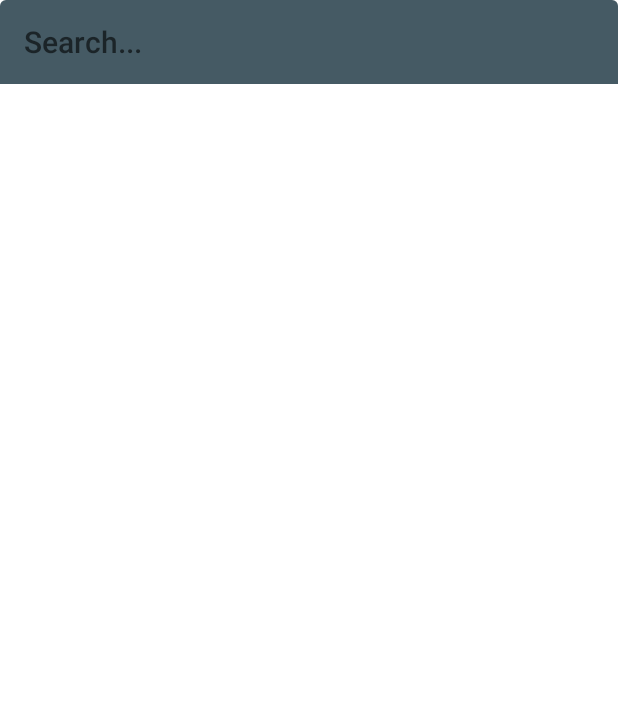
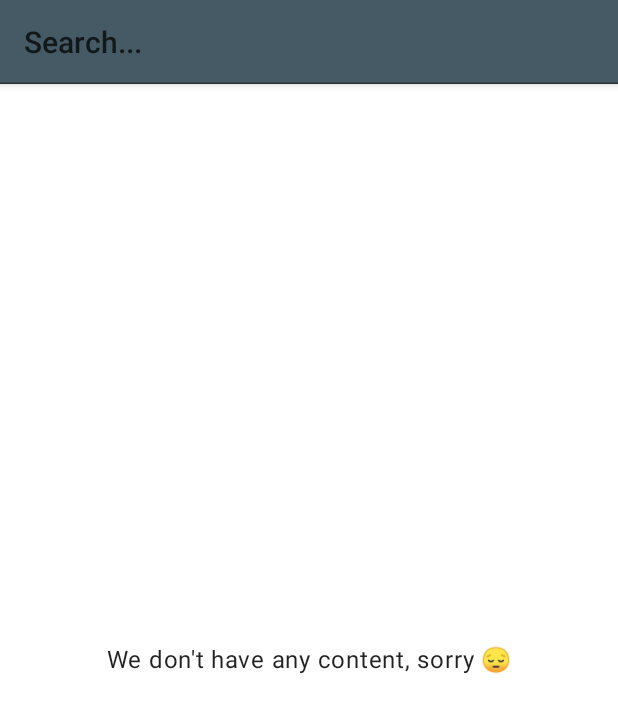
Before and after one commit to apter-tech/GitHubUserFinder, an Android app built with Jetpack Compose: the screen it shows after launch (MainActivity), on a phone screen of 412 x 824 dp. Shown: the top 713 px of the screen. Run offline under Robolectric (Android 15) with nearby library versions, the phone set to English and light mode, and no system bars; 6 statements that could not run were skipped.

Commit message:
feat(list): add empty state

```diff
--- a/androidApp/src/main/java/io/imrekaszab/githubuserfinder/android/GitHubUsersApplication.kt
+++ b/androidApp/src/main/java/io/imrekaszab/githubuserfinder/android/GitHubUsersApplication.kt
@@ -6,7 +6,6 @@ import io.imrekaszab.githubuserfinder.di.initKoin
 import org.koin.android.ext.koin.androidContext
 import org.koin.android.ext.koin.androidLogger
 import org.koin.core.logger.Level
-
 
 class GitHubUsersApplication: Application() {
     override fun onCreate() {
--- a/androidApp/src/main/java/io/imrekaszab/githubuserfinder/android/ui/theme/Dimens.kt
+++ b/androidApp/src/main/java/io/imrekaszab/githubuserfinder/android/ui/theme/Dimens.kt
@@ -11,4 +11,5 @@ object Dimens {
     val cardHeight = 100.dp
     val imageSize = 50.dp
     val bigImageSize = 130.dp
+    val searchBarHeight = 56.dp
 }
--- a/androidApp/src/main/java/io/imrekaszab/githubuserfinder/android/ui/view/GitHubUserListScreen.kt
+++ b/androidApp/src/main/java/io/imrekaszab/githubuserfinder/android/ui/view/GitHubUserListScreen.kt
@@ -7,6 +7,7 @@ import androidx.compose.runtime.Composable
 import androidx.compose.runtime.collectAsState
 import androidx.navigation.NavController
 import io.imrekaszab.githubuserfinder.android.ui.navigation.GitHubUserScreens
+import io.imrekaszab.githubuserfinder.android.ui.widget.EmptyView
 import io.imrekaszab.githubuserfinder.android.ui.widget.GitHubProjectRow
 import io.imrekaszab.githubuserfinder.android.ui.widget.LoadingView
 import io.imrekaszab.githubuserfinder.android.ui.widget.SearchAppBar
@@ -22,10 +23,10 @@ fun GitHubUserListScreen(navController: NavController) {
 
     Scaffold(topBar = { SearchAppBar { viewModel.searchUser(it) } })
     {
-        if (isLoading.value) {
-            LoadingView()
-        } else {
-            GitHubUserListView(navController = navController, itemList = itemList.value)
+        when {
+            isLoading.value -> LoadingView()
+            itemList.value.isEmpty() -> EmptyView()
+            else -> GitHubUserListView(navController = navController, itemList = itemList.value)
         }
     }
 }
--- /dev/null
+++ b/androidApp/src/main/java/io/imrekaszab/githubuserfinder/android/ui/widget/EmptyView.kt
@@ -0,0 +1,21 @@
+package io.imrekaszab.githubuserfinder.android.ui.widget
+
+import androidx.compose.foundation.layout.Box
+import androidx.compose.foundation.layout.Column
+import androidx.compose.foundation.layout.fillMaxSize
+import androidx.compose.material.Text
+import androidx.compose.runtime.Composable
+import androidx.compose.ui.Alignment
+import androidx.compose.ui.Modifier
+
+@Composable
+fun EmptyView() {
+    Box(modifier = Modifier.fillMaxSize()) {
+        Column(
+            modifier = Modifier.align(Alignment.Center),
+            horizontalAlignment = Alignment.CenterHorizontally
+        ) {
+            Text(text = "We don't have any content, sorry \uD83D\uDE14")
+        }
+    }
+}
--- a/androidApp/src/main/java/io/imrekaszab/githubuserfinder/android/ui/widget/SearchAppBar.kt
+++ b/androidApp/src/main/java/io/imrekaszab/githubuserfinder/android/ui/widget/SearchAppBar.kt
@@ -1,11 +1,15 @@
 package io.imrekaszab.githubuserfinder.android.ui.widget
 
 import androidx.compose.foundation.layout.fillMaxWidth
+import androidx.compose.foundation.layout.height
 import androidx.compose.foundation.text.KeyboardActions
 import androidx.compose.foundation.text.KeyboardOptions
+import androidx.compose.material.AppBarDefaults
+import androidx.compose.material.ContentAlpha
 import androidx.compose.material.Icon
 import androidx.compose.material.IconButton
 import androidx.compose.material.MaterialTheme
+import androidx.compose.material.Surface
 import androidx.compose.material.Text
 import androidx.compose.material.TextField
 import androidx.compose.material.TextFieldDefaults
@@ -21,6 +25,8 @@ import androidx.compose.ui.graphics.Color
 import androidx.compose.ui.platform.LocalFocusManager
 import androidx.compose.ui.text.input.ImeAction
 import androidx.compose.ui.text.input.KeyboardType
+import androidx.compose.ui.unit.dp
+import io.imrekaszab.githubuserfinder.android.ui.theme.Dimens
 
 @Composable
 fun SearchAppBar(onSearchCLick: (String) -> Unit) {
@@ -33,7 +39,13 @@ fun SearchAppBar(onSearchCLick: (String) -> Unit) {
     } else if (query.isNotEmpty()) {
         showClearIcon = true
     }
-
+    Surface(
+        modifier = Modifier
+            .fillMaxWidth()
+            .height(Dimens.searchBarHeight),
+        elevation = AppBarDefaults.TopAppBarElevation,
+        color = MaterialTheme.colors.primary
+    ) {
         TextField(
             value = query,
             onValueChange = { onQueryChanged ->
@@ -49,18 +61,12 @@ fun SearchAppBar(onSearchCLick: (String) -> Unit) {
                     }
                 }
             },
+            colors = TextFieldDefaults.textFieldColors(
+                backgroundColor = Color.Transparent,
+                cursorColor = Color.White.copy(alpha = ContentAlpha.medium)
+            ),
             maxLines = 1,
             placeholder = { Text(text = "Search...", style = MaterialTheme.typography.h6) },
-        colors = TextFieldDefaults.textFieldColors(
-            textColor = Color.White,
-            cursorColor = Color.White,
-            leadingIconColor = Color.White,
-            trailingIconColor = Color.White,
-            backgroundColor = MaterialTheme.colors.primary,
-            focusedIndicatorColor = Color.Transparent,
-            unfocusedIndicatorColor = Color.Transparent,
-            disabledIndicatorColor = Color.Transparent
-        ),
             textStyle = MaterialTheme.typography.h6,
             singleLine = true,
             keyboardOptions = KeyboardOptions(
@@ -75,3 +81,4 @@ fun SearchAppBar(onSearchCLick: (String) -> Unit) {
             modifier = Modifier.fillMaxWidth()
         )
     }
+}
```
Lines whose indentation alone changed are shown as unchanged.
